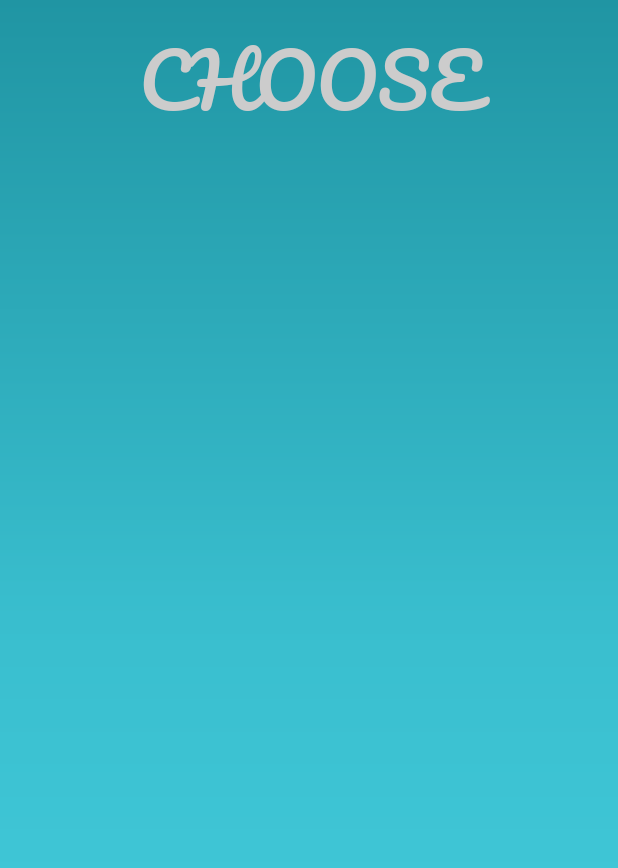
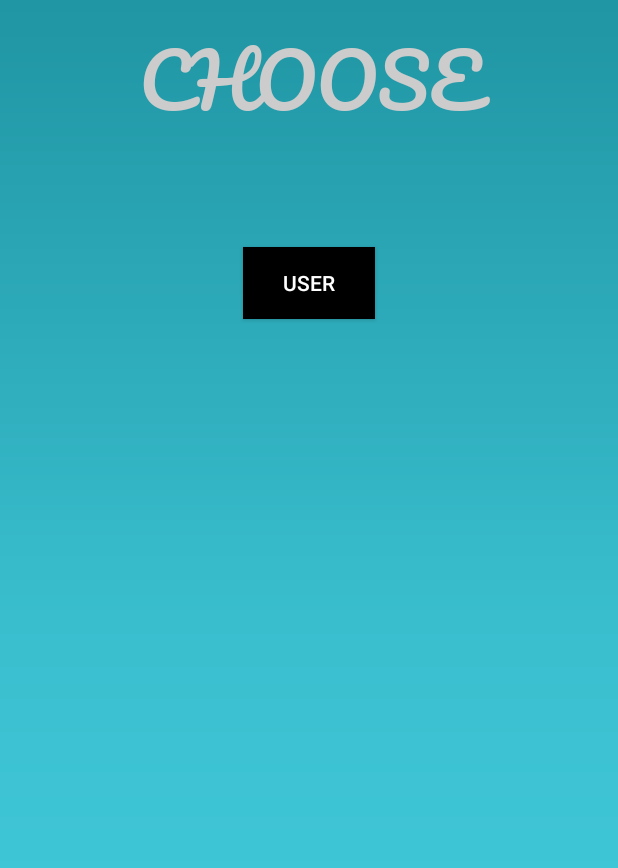
Before and after one commit to Beingyourself-shrey/Water-can, an Android app: the MainActivity screen opened directly, with no data from a screen before it, on a phone screen of 412 x 824 dp. Shown: the top 868 px of the screen. Run offline under Robolectric (Android 15) with nearby library versions, the light colour scheme and no system bars; our stand-ins replace Firebase (no records; nobody signed in at launch, a user with empty details on screens opened directly).

Commit message:
User.java and user activity to display all details of user is added Phone and Email is also stored in sharedPreferences a Test button name user is added in mainActivity to go to user information Page

```diff
--- a/app/src/main/res/layout/activity_main.xml
+++ b/app/src/main/res/layout/activity_main.xml
@@ -24,12 +24,21 @@
         android:id="@+id/name"
         android:textColor="#ccc"
         android:textSize="50sp"/>
-
+<Button
+    android:layout_width="wrap_content"
+    android:layout_height="wrap_content"
+    android:text="user"
+    android:id="@+id/user_info"
+    android:layout_centerHorizontal="true"
+    android:onClick="myinfo"
+    android:background="#000"
+    android:textColor="#fff"
+    android:layout_below="@+id/name"/>
     <ListView
         android:layout_marginTop="70dp"
         android:layout_width="match_parent"
         android:layout_centerHorizontal="true"
-        android:layout_below="@+id/name"
+        android:layout_below="@+id/user_info"
         android:layout_height="wrap_content"
         android:id="@+id/list_can_type"
         android:divider="#ccc"
@@ -37,6 +46,7 @@
 
         >
 
+
     </ListView>
 
 
```
Also changed, not shown: app/src/main/AndroidManifest.xml (+6 -9 lines), app/src/main/java/com/qapaper/myapplication/Login.java (+8 -0 lines), app/src/main/java/com/qapaper/myapplication/MainActivity.java (+8 -0 lines), app/src/main/java/com/qapaper/myapplication/User.java (added, +26 -0 lines), app/src/main/res/layout/activity_user.xml (added, +51 -0 lines).
